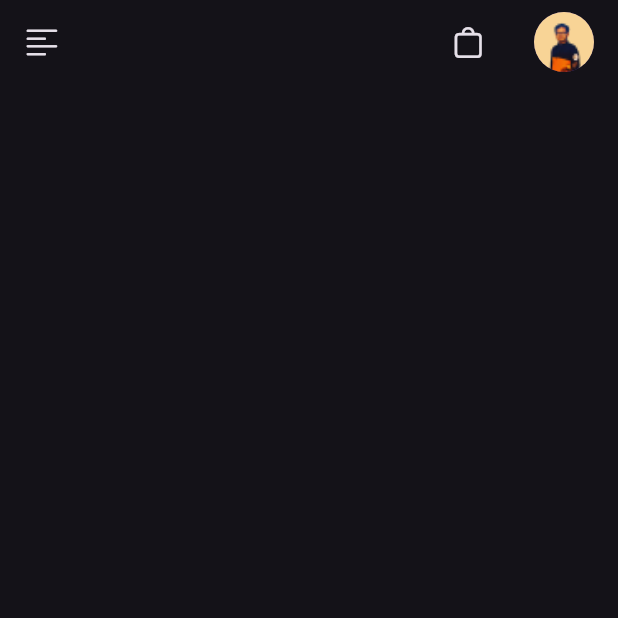
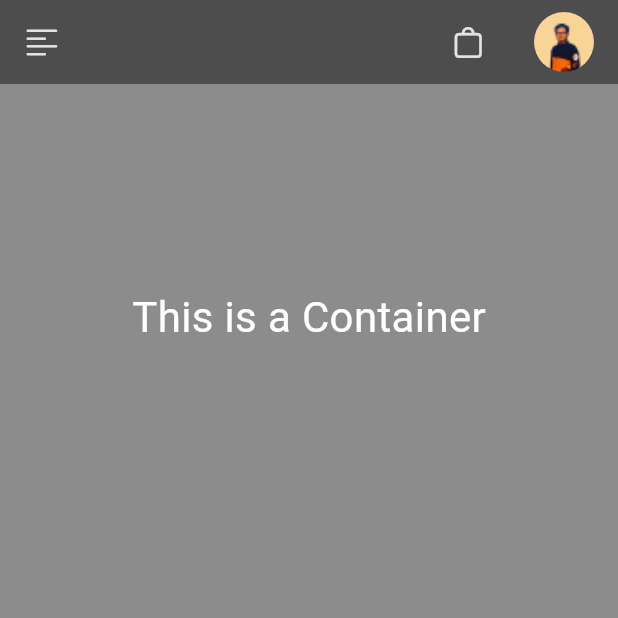
Before and after one commit to universal-developer/Flutter-Fruit-App, a Flutter app: the screen it shows after launch, on a phone screen of 412 x 824 dp, the top half of it. Run offline on Flutter 3.47's test engine with Material 2 defaults, Android fonts, the phone set to English and light mode, and no system bars.

Commit message:
Initial Commit

```diff
--- a/lib/colors.dart
+++ b/lib/colors.dart
@@ -1,4 +1,4 @@
 import 'package:flutter/material.dart';
 
-Color backgroundColor = Color(0x1E1E1E);
-Color greyColor = Color(0X2C2C2C);
+Color backgroundColor = Colors.black45;
+Color greyColor = Color(0x2C2C2C);
--- a/lib/main.dart
+++ b/lib/main.dart
@@ -15,10 +15,11 @@ class MyApp extends StatelessWidget {
         title: 'Flutter Demo',
         theme: ThemeData(
           useMaterial3: true,
+          scaffoldBackgroundColor: backgroundColor,
         ),
         darkTheme: ThemeData(
           brightness: Brightness.dark,
-          backgroundColor: backgroundColor,
+          scaffoldBackgroundColor: backgroundColor,
           useMaterial3: true,
         ),
         themeMode: ThemeMode.dark,
--- a/lib/screens/home_screen.dart
+++ b/lib/screens/home_screen.dart
@@ -30,6 +30,25 @@ class _HomeScreenState extends State<HomeScreen> {
               )
             ],
           )),
+      body: Column(
+        children: [
+          const SizedBox(height: 30),
+          Center(
+            child: Container(
+                child: Center(
+                  child: Text(
+                    'This is a Container',
+                    textScaleFactor: 2,
+                    style: TextStyle(color: Colors.white),
+                  ),
+                ),
+                decoration: BoxDecoration(
+                    borderRadius: BorderRadius.circular(10), color: greyColor),
+                height: 250,
+                width: 350),
+          ),
+        ],
+      ),
     );
   }
 }
```
